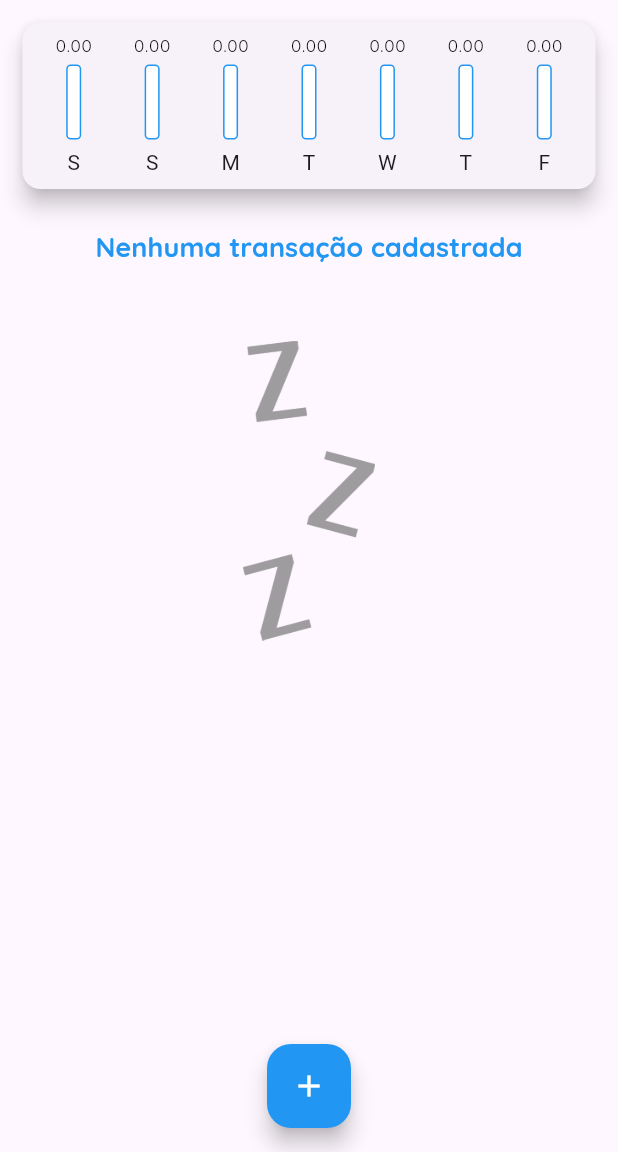
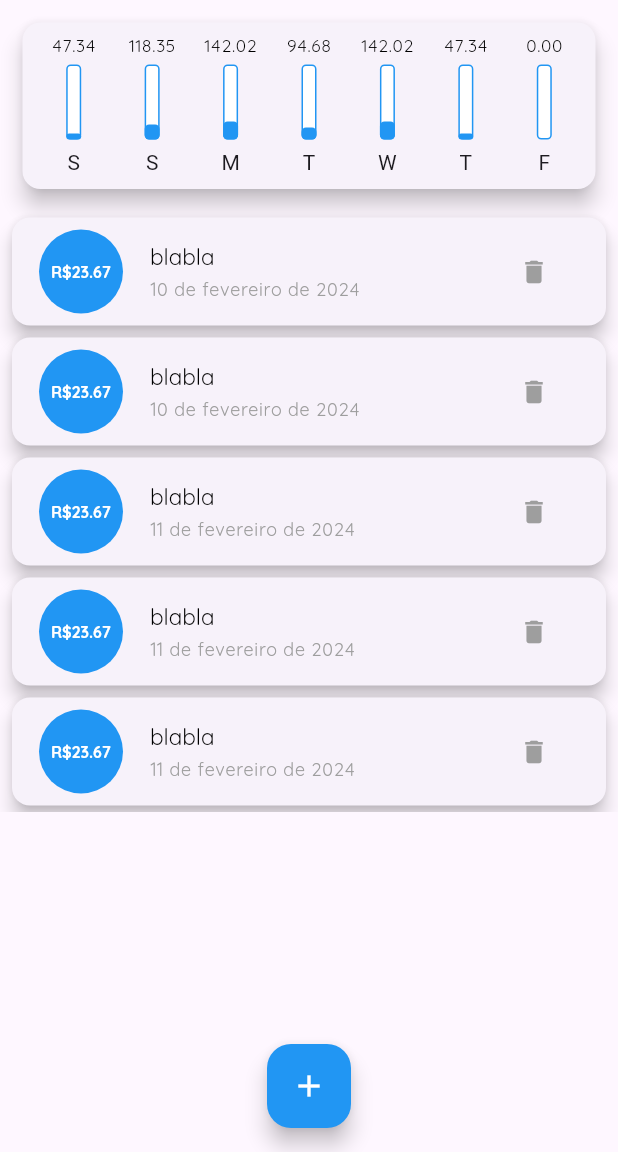
Before and after one commit to lucopdev/cointrack, a Flutter app: the screen it shows after launch, on a phone screen of 412 x 824 dp, the part 84-1236 px from its top. Run offline on Flutter 3.47's test engine with Material 3 defaults, Android fonts, the phone set to English and light mode, and no system bars.

Commit message:
ajustando responsividade

```diff
--- a/lib/components/transaction_list.dart
+++ b/lib/components/transaction_list.dart
@@ -15,7 +15,7 @@ class TransactionList extends StatelessWidget {
   @override
   Widget build(BuildContext context) {
     return SizedBox(
-      height: 550,
+      height: 400,
       child: transactions.isEmpty
           ? Container(
               margin: const EdgeInsets.only(top: 10),
--- a/lib/main.dart
+++ b/lib/main.dart
@@ -25,7 +25,133 @@ class MyHomePage extends StatefulWidget {
 }
 
 class _MyHomePageState extends State<MyHomePage> {
-  final List<Transaction> _transactions = [];
+  final List<Transaction> _transactions = [
+    Transaction(
+        id: '1',
+        title: 'blabla',
+        value: 23.67,
+        date: DateTime.now().subtract(const Duration(days: 6))),
+    Transaction(
+        id: '2',
+        title: 'blabla',
+        value: 23.67,
+        date: DateTime.now().subtract(const Duration(days: 6))),
+    Transaction(
+        id: '3',
+        title: 'blabla',
+        value: 23.67,
+        date: DateTime.now().subtract(const Duration(days: 5))),
+    Transaction(
+        id: '4',
+        title: 'blabla',
+        value: 23.67,
+        date: DateTime.now().subtract(const Duration(days: 5))),
+    Transaction(
+        id: '5',
+        title: 'blabla',
+        value: 23.67,
+        date: DateTime.now().subtract(const Duration(days: 5))),
+    Transaction(
+        id: '6',
+        title: 'blabla',
+        value: 23.67,
+        date: DateTime.now().subtract(const Duration(days: 5))),
+    Transaction(
+        id: '7',
+        title: 'blabla',
+        value: 23.67,
+        date: DateTime.now().subtract(const Duration(days: 5))),
+    Transaction(
+        id: '8',
+        title: 'blabla',
+        value: 23.67,
+        date: DateTime.now().subtract(const Duration(days: 4))),
+    Transaction(
+        id: '9',
+        title: 'blabla',
+        value: 23.67,
+        date: DateTime.now().subtract(const Duration(days: 4))),
+    Transaction(
+        id: '10',
+        title: 'blabla',
+        value: 23.67,
+        date: DateTime.now().subtract(const Duration(days: 4))),
+    Transaction(
+        id: '11',
+        title: 'blabla',
+        value: 23.67,
+        date: DateTime.now().subtract(const Duration(days: 4))),
+    Transaction(
+        id: '12',
+        title: 'blabla',
+        value: 23.67,
+        date: DateTime.now().subtract(const Duration(days: 4))),
+    Transaction(
+        id: '13',
+        title: 'blabla',
+        value: 23.67,
+        date: DateTime.now().subtract(const Duration(days: 4))),
+    Transaction(
+        id: '14',
+        title: 'blabla',
+        value: 23.67,
+        date: DateTime.now().subtract(const Duration(days: 3))),
+    Transaction(
+        id: '15',
+        title: 'blabla',
+        value: 23.67,
+        date: DateTime.now().subtract(const Duration(days: 3))),
+    Transaction(
+        id: '16',
+        title: 'blabla',
+        value: 23.67,
+        date: DateTime.now().subtract(const Duration(days: 3))),
+    Transaction(
+        id: '17',
+        title: 'blabla',
+        value: 23.67,
+        date: DateTime.now().subtract(const Duration(days: 3))),
+    Transaction(
+        id: '18',
+        title: 'blabla',
+        value: 23.67,
+        date: DateTime.now().subtract(const Duration(days: 2))),
+    Transaction(
+        id: '19',
+        title: 'blabla',
+        value: 23.67,
+        date: DateTime.now().subtract(const Duration(days: 2))),
+    Transaction(
+        id: '20',
+        title: 'blabla',
+        value: 23.67,
+        date: DateTime.now().subtract(const Duration(days: 2))),
+    Transaction(
+        id: '21',
+        title: 'blabla',
+        value: 23.67,
+        date: DateTime.now().subtract(const Duration(days: 2))),
+    Transaction(
+        id: '22',
+        title: 'blabla',
+        value: 23.67,
+        date: DateTime.now().subtract(const Duration(days: 2))),
+    Transaction(
+        id: '23',
+        title: 'blabla',
+        value: 23.67,
+        date: DateTime.now().subtract(const Duration(days: 2))),
+    Transaction(
+        id: '24',
+        title: 'blabla',
+        value: 23.67,
+        date: DateTime.now().subtract(const Duration(days: 1))),
+    Transaction(
+        id: '25',
+        title: 'blabla',
+        value: 23.67,
+        date: DateTime.now().subtract(const Duration(days: 1))),
+  ];
 
   List<Transaction> get _recentTransactions {
     return _transactions.where((transaction) {
```
